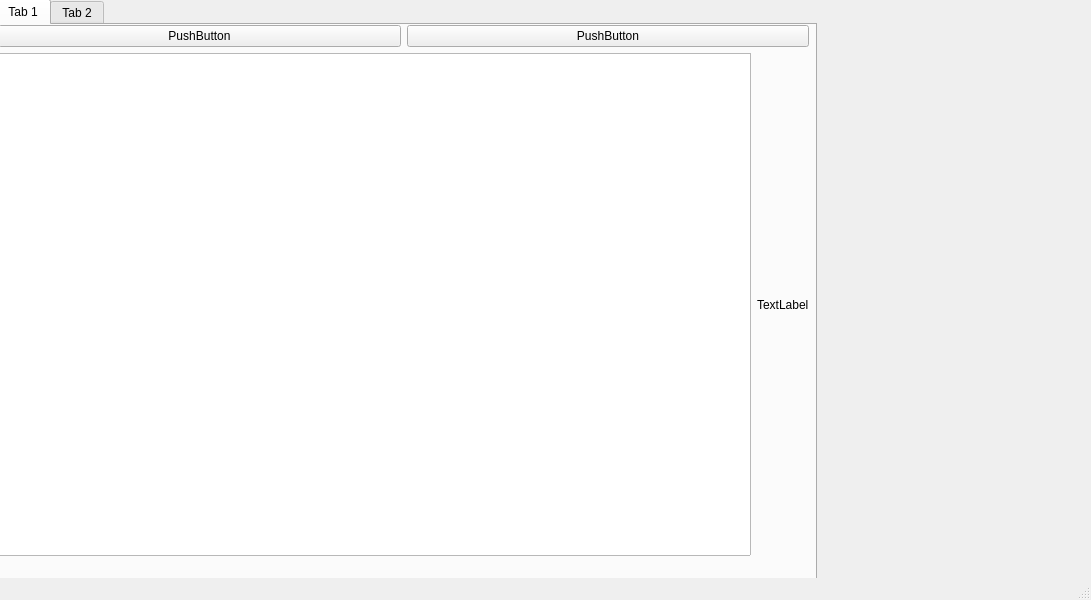
The window that ui_main.ui (maLehaNP/screen_forms) describes before a commit, drawn with Qt 5.
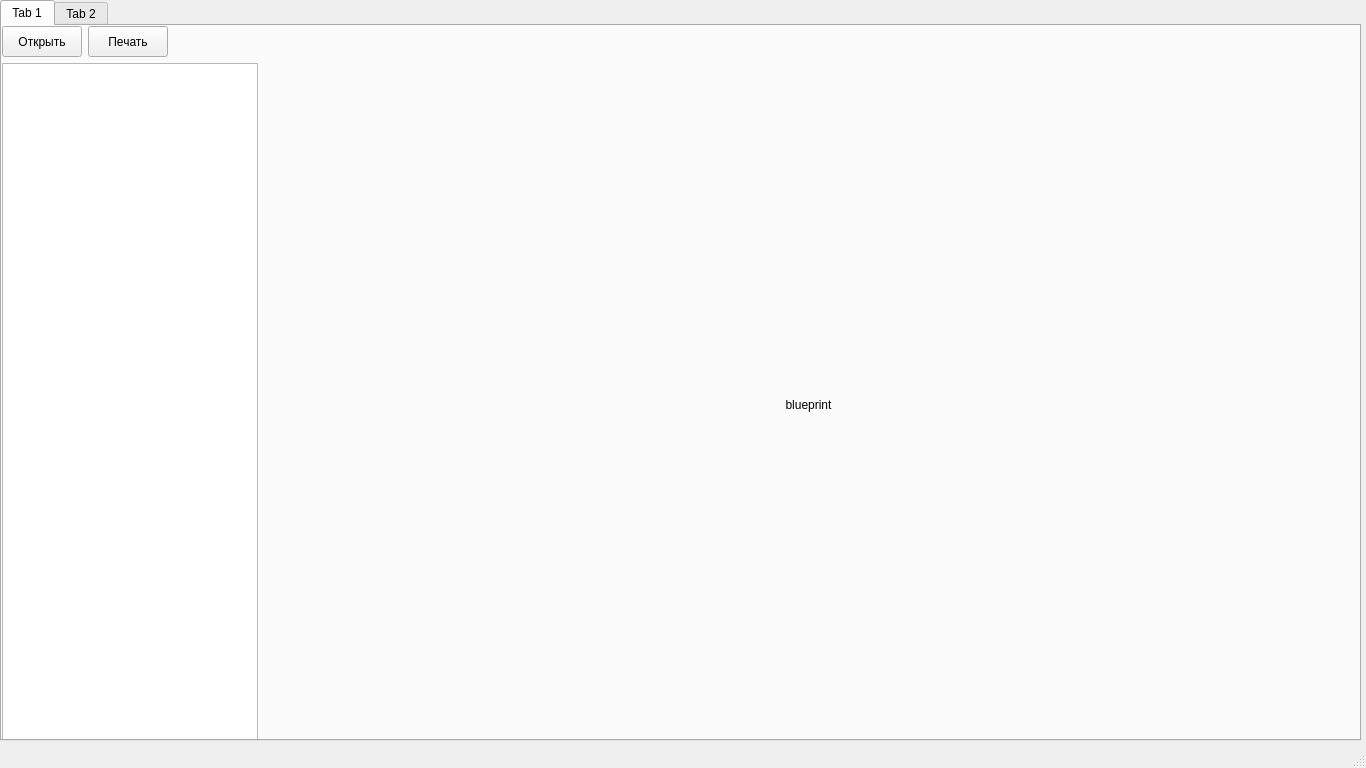
The same window after the commit.

The edit to the form file:
```diff
--- a/ui_main.ui
+++ b/ui_main.ui
@@ -6,8 +6,8 @@
    <rect>
     <x>0</x>
     <y>0</y>
-    <width>1091</width>
-    <height>600</height>
+    <width>1366</width>
+    <height>768</height>
    </rect>
   </property>
   <property name="windowTitle">
@@ -17,12 +17,18 @@
    <widget class="QTabWidget" name="tabWidget">
     <property name="geometry">
      <rect>
-      <x>-4</x>
-      <y>-1</y>
-      <width>821</width>
-      <height>581</height>
+      <x>0</x>
+      <y>0</y>
+      <width>1361</width>
+      <height>741</height>
      </rect>
     </property>
+    <property name="sizePolicy">
+     <sizepolicy hsizetype="Fixed" vsizetype="Fixed">
+      <horstretch>0</horstretch>
+      <verstretch>0</verstretch>
+     </sizepolicy>
+    </property>
     <property name="currentIndex">
      <number>0</number>
     </property>
@@ -35,38 +41,91 @@
        <rect>
         <x>0</x>
         <y>0</y>
-        <width>811</width>
-        <height>531</height>
+        <width>1351</width>
+        <height>721</height>
        </rect>
       </property>
       <layout class="QVBoxLayout" name="verticalLayout">
        <item>
         <layout class="QHBoxLayout" name="horizontalLayout">
          <item>
-          <widget class="QPushButton" name="pushButton">
+          <widget class="QPushButton" name="open_btn">
+           <property name="sizePolicy">
+            <sizepolicy hsizetype="Fixed" vsizetype="Fixed">
+             <horstretch>0</horstretch>
+             <verstretch>0</verstretch>
+            </sizepolicy>
+           </property>
+           <property name="minimumSize">
+            <size>
+             <width>41</width>
+             <height>31</height>
+            </size>
+           </property>
            <property name="text">
-            <string>PushButton</string>
+            <string>Открыть</string>
            </property>
           </widget>
          </item>
          <item>
           <widget class="QPushButton" name="pushButton_2">
+           <property name="sizePolicy">
+            <sizepolicy hsizetype="Fixed" vsizetype="Fixed">
+             <horstretch>0</horstretch>
+             <verstretch>0</verstretch>
+            </sizepolicy>
+           </property>
+           <property name="minimumSize">
+            <size>
+             <width>31</width>
+             <height>31</height>
+            </size>
+           </property>
            <property name="text">
-            <string>PushButton</string>
+            <string>Печать</string>
            </property>
           </widget>
          </item>
+         <item>
+          <spacer name="horizontalSpacer">
+           <property name="orientation">
+            <enum>Qt::Horizontal</enum>
+           </property>
+           <property name="sizeHint" stdset="0">
+            <size>
+             <width>40</width>
+             <height>20</height>
+            </size>
+           </property>
+          </spacer>
+         </item>
         </layout>
        </item>
        <item>
         <layout class="QHBoxLayout" name="horizontalLayout_2">
          <item>
-          <widget class="QListWidget" name="listWidget"/>
+          <widget class="QListWidget" name="file_list">
+           <property name="sizePolicy">
+            <sizepolicy hsizetype="Fixed" vsizetype="Expanding">
+             <horstretch>0</horstretch>
+             <verstretch>0</verstretch>
+            </sizepolicy>
+           </property>
+           <property name="minimumSize">
+            <size>
+             <width>201</width>
+             <height>0</height>
+            </size>
+           </property>
+          </widget>
          </item>
          <item>
           <widget class="QLabel" name="label">
            <property name="text">
-            <string>TextLabel</string>
+            <string>blueprint</string>
+           </property>
+           <property name="alignment">
+            <set>Qt::AlignCenter</set>
            </property>
           </widget>
          </item>
```
Left out of the diff: 4 changed lines with no effect on the pictures.
